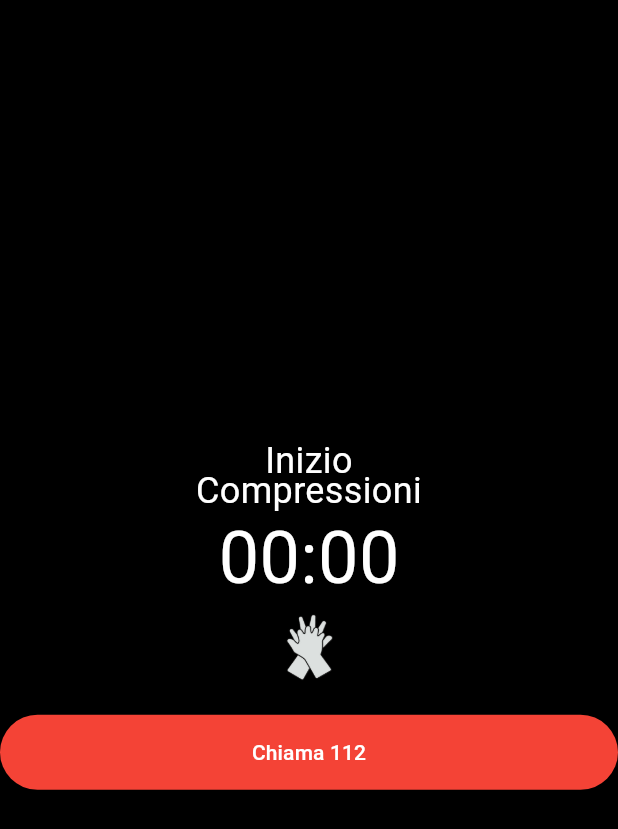
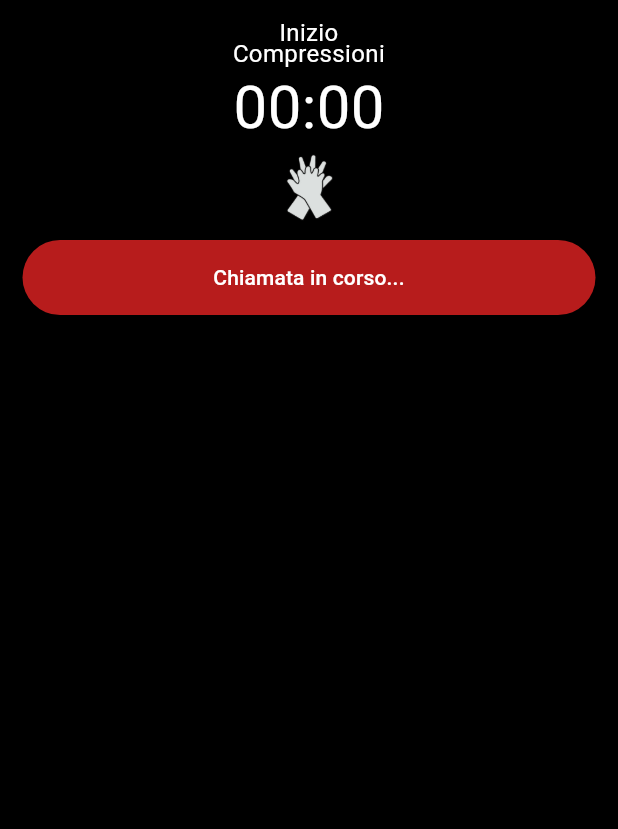
Before and after one commit to dag7dev/CPR-companion, a Flutter app: the PreCompressioniScreen screen opened by its route, after a tap on "Chiama 112", on a phone screen of 412 x 824 dp. Shown: the top 829 px of the screen. Run offline on Flutter 3.47's test engine with Material 3 defaults, Android fonts, the phone set to English and light mode, and no system bars; our stand-ins replace auto_size_text, shared_preferences; accounts and stored records are empty.

```diff
--- a/lib/screens/pre_compressioni_screen.dart
+++ b/lib/screens/pre_compressioni_screen.dart
@@ -3,24 +3,37 @@ import 'package:cpr/app_config.dart';
 import 'compressioni_screen.dart';
 import 'dart:async';
 
-class PreCompressioniScreen extends StatelessWidget {
+class PreCompressioniScreen extends StatefulWidget {
   const PreCompressioniScreen({super.key});
+
+  @override
+  _PreCompressioniScreenState createState() => _PreCompressioniScreenState();
+}
+
+class _PreCompressioniScreenState extends State<PreCompressioniScreen> {
+  String buttonText = 'Chiama 112';
+  int maxLines = 1;
 
   @override
   Widget build(BuildContext context) {
     return Scaffold(
       backgroundColor: Colors.black,
-      body: Center(
+      body: SingleChildScrollView(
+        child: Center(
+          child: Padding(
+            padding: const EdgeInsets.all(15.0),
             child: Column(
               mainAxisAlignment: MainAxisAlignment.center,
-          children: [
+              crossAxisAlignment: CrossAxisAlignment.center,
+              children: <Widget>[
                 const Text(
                   'Inizio\nCompressioni',
                   textAlign: TextAlign.center,
                   style: TextStyle(
-                  fontSize: 24,
+                    fontSize: 16,
                     height: 0.85,
-                  color: AppConfig.textInTitlesColor),
+                    color: AppConfig.textInTitlesColor,
+                  ),
                 ),
                 const CountdownWidget(),
                 Image.asset(
@@ -28,21 +41,29 @@ class PreCompressioniScreen extends StatelessWidget {
                   width: 50,
                   height: 50,
                 ),
-            const SizedBox(height: 20),
+                const SizedBox(height: 10),
                 ElevatedButton(
                   onPressed: () {
-                // Azione quando si preme il bottone "Chiama 112"
+                    setState(() {
+                      buttonText = 'Chiamata in corso...';
+                      maxLines = 2;
+                    });
                   },
                   style: ElevatedButton.styleFrom(
-                backgroundColor: Colors.red,
+                    backgroundColor: Colors.red.shade900,
                     minimumSize: const Size(double.infinity, 50),
                   ),
-              child: const Text(
-                'Chiama 112',
-                style: TextStyle(color: AppConfig.textInButtonsColor),
+                  child: Text(
+                    buttonText,
+                    textAlign: TextAlign.center,
+                    maxLines: maxLines,
+                    overflow: TextOverflow.ellipsis,
+                    style: const TextStyle(color: AppConfig.textInButtonsColor),
                   ),
                 ),
               ],
+            ),
+          ),
         ),
       ),
     );
@@ -89,7 +110,7 @@ class _CountdownWidgetState extends State<CountdownWidget> {
     return Text(
       // sputalo fuori come timer quindi nel formato xx:xx
       '00:${'$countdown'.toString().padLeft(2, '0')}',
-      style: const TextStyle(fontSize: 48, color: AppConfig.textInButtonsColor),
+      style: const TextStyle(fontSize: 40, color: AppConfig.textInButtonsColor),
     );
   }
 }
```
Also changed, not shown: lib/screens/compressioni_screen.dart (+24 -14 lines). Lines whose indentation alone changed are shown as unchanged.
